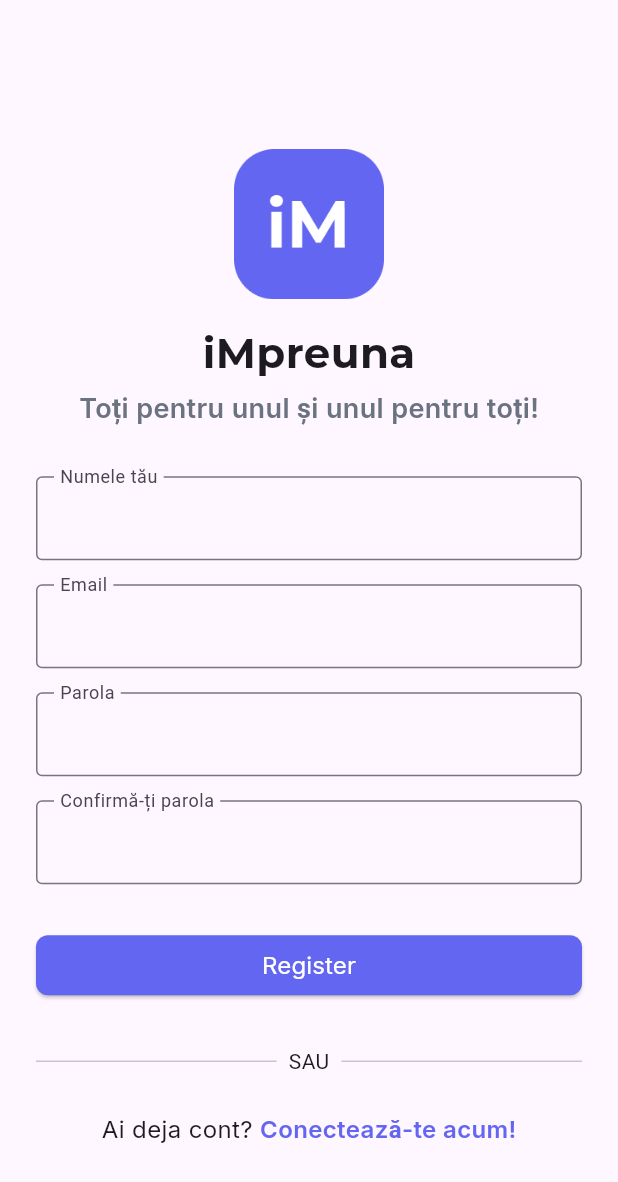
After one commit to lucacodorean/impreuna-mobile, a Flutter app: the RegisterView screen opened by its route, on a phone screen of 412 x 824 dp. The commit adds this screen. Shown: the top 1182 px of the screen. Run offline on Flutter 3.47's test engine with Material 3 defaults, Android fonts, the phone set to English and light mode, and no system bars; our stand-ins replace dio, flutter_riverpod, flutter_secure_storage, go_router; accounts and stored records are empty.

Commit message:
feat: Register API endpoints connected.

```diff
--- a/lib/core/di.dart
+++ b/lib/core/di.dart
@@ -1,6 +1,8 @@
 import 'package:app/domain/entities/user.dart';
 import 'package:app/domain/usecases/login_use_case.dart';
-import 'package:app/presentation/features/auth/login_viewmodel.dart';
+import 'package:app/domain/usecases/register_use_case.dart';
+import 'package:app/presentation/features/auth/login/login_viewmodel.dart';
+import 'package:app/presentation/features/auth/register/register_view_model.dart';
 import 'package:flutter_riverpod/flutter_riverpod.dart';
 import 'package:dio/dio.dart';
 import 'package:flutter_secure_storage/flutter_secure_storage.dart';
@@ -47,3 +49,12 @@ final loginViewModelProvider =
 StateNotifierProvider<LoginViewModel, AsyncValue<User?>>((ref) {
   return LoginViewModel(ref.watch(loginUseCaseProvider));
 });
+
+final registerUseCaseProvider = Provider<RegisterUseCase>((ref) {
+  return RegisterUseCase(ref.watch(authRepositoryProvider));
+});
+
+final registerViewModelProvider =
+StateNotifierProvider<RegisterViewModel, AsyncValue<User?>>((ref) {
+  return RegisterViewModel(ref.watch(registerUseCaseProvider));
+});
--- a/lib/data/datasources/auth_remote_data_source.dart
+++ b/lib/data/datasources/auth_remote_data_source.dart
@@ -1,5 +1,6 @@
 import 'package:app/core/di.dart';
 import 'package:app/data/models/responses/login_response.dart';
+import 'package:app/data/models/responses/register_response.dart';
 import 'package:dio/dio.dart';
 import 'package:flutter_riverpod/flutter_riverpod.dart';
 
@@ -11,11 +12,11 @@ class AuthRemoteDataSource {
   required String email,
   required String password}) async {
       final resp = await dio.post(
-          "auth/login",
-          data: {
-            'email': email,
-            'password': password
-          },
+        "auth/login",
+        data: {
+          'email': email,
+          'password': password
+        },
         options: Options(headers: {
           'Connection': 'close',
           'Accept': 'application/json',
@@ -24,6 +25,28 @@ class AuthRemoteDataSource {
 
       return LoginResponse.fromJson(resp.data as Map<String, dynamic>);
   }
+
+  Future<RegisterResponse> register({
+    required String name,
+    required String email,
+    required String password,
+    required String confirmed}) async {
+    final resp = await dio.post(
+      "auth/register",
+      data: {
+        'name': name,
+        'email': email,
+        'password': password,
+        'password_confirmation': confirmed
+      },
+      options: Options(headers: {
+        'Connection': 'close',
+        'Accept': 'application/json',
+      }),
+    );
+
+    return RegisterResponse.fromJson(resp.data as Map<String, dynamic>);
+  }
 }
 
 final authRemoteDataSourceProvider = Provider<AuthRemoteDataSource>((ref) {
--- a/lib/data/repositories/auth_repository.dart
+++ b/lib/data/repositories/auth_repository.dart
@@ -2,4 +2,5 @@ import 'package:app/domain/entities/user.dart';
 
 abstract class AuthRepository {
   Future<User> login(String email, String password);
+  Future<User> register(String name, String email, String password, String confirmed);
 }
--- a/lib/data/repositories/implementations/auth_repository_impl.dart
+++ b/lib/data/repositories/implementations/auth_repository_impl.dart
@@ -1,5 +1,6 @@
 import 'package:app/data/datasources/auth_remote_data_source.dart';
 import 'package:app/data/models/responses/login_response.dart';
+import 'package:app/data/models/responses/register_response.dart';
 import 'package:app/data/repositories/auth_repository.dart';
 import 'package:app/domain/entities/user.dart';
 import 'package:flutter_secure_storage/flutter_secure_storage.dart';
@@ -20,4 +21,17 @@ class AuthRepositoryImpl extends AuthRepository {
     await storage.write(key: "JWT", value: response.token);
     return response.user.toEntity();
   }
+
+  @override
+  Future<User> register(String name, String email, String password, String confirmed) async {
+    final RegisterResponse response = await remote.register(
+      name: name,
+      email: email,
+      password: password,
+      confirmed: confirmed
+    );
+
+    await storage.write(key: "JWT", value: response.token);
+    return response.user.toEntity();
+  }
 }
--- /dev/null
+++ b/lib/domain/usecases/register_use_case.dart
@@ -0,0 +1,11 @@
+import 'package:app/data/repositories/auth_repository.dart';
+import 'package:app/domain/entities/user.dart';
+
+class RegisterUseCase {
+  final AuthRepository _authRepository;
+  RegisterUseCase(this._authRepository);
+
+  Future<User> execute(String name, String email, String password, String confirmed) {
+    return _authRepository.register(name, email, password, confirmed);
+  }
+}
--- /dev/null
+++ b/lib/presentation/features/auth/register/register_view.dart
@@ -0,0 +1,253 @@
+import 'package:app/core/di.dart';
+import 'package:app/domain/entities/user.dart';
+import 'package:flutter/material.dart';
+import 'package:flutter_riverpod/flutter_riverpod.dart';
+import 'package:go_router/go_router.dart';
+
+class RegisterView extends ConsumerStatefulWidget {
+  const RegisterView({super.key});
+
+  @override
+  ConsumerState<RegisterView> createState() => _RegisterViewState();
+}
+
+class _RegisterViewState extends ConsumerState<RegisterView> {
+  final TextEditingController _nameControl = TextEditingController();
+  final TextEditingController _emailControl = TextEditingController();
+  final TextEditingController _passControl  = TextEditingController();
+  final TextEditingController _confirmedControl = TextEditingController();
+
+  @override
+  void dispose() {
+    _emailControl.dispose();
+    _passControl.dispose();
+    _confirmedControl.dispose();
+    super.dispose();
+  }
+
+  void _onRegisterPressed() {
+    ref.read(registerViewModelProvider.notifier)
+        .register(
+        _nameControl.text, _emailControl.text,
+        _passControl.text, _confirmedControl.text
+    );
+  }
+
+  void _onLogin() {
+    GoRouter.of(context).go("/login");
+  }
+
+  @override
+  Widget build(BuildContext context) {
+
+    final loginState = ref.watch(registerViewModelProvider);
+
+    ref.listen<AsyncValue<User?>>(registerViewModelProvider, (_,value) {
+      value.when(
+        data: (user) {
+          if(user != null) {
+            WidgetsBinding.instance.addPostFrameCallback((_) {
+              if(!mounted) return;
+              GoRouter.of(context).go('/home');
+            });
+          }
+        },
+        error: (e, _) {
+          WidgetsBinding.instance.addPostFrameCallback((_) {
+            if (!mounted) return;
+            ScaffoldMessenger.of(context).showSnackBar(
+              SnackBar(content: Text("Error: $e")),
+            );
+          });
+        },
+        loading: () {  },
+      );
+    });
+
+    return Scaffold(
+        body: SafeArea(
+            child: Center(
+              child: SingleChildScrollView(
+                padding: const EdgeInsets.symmetric(horizontal: 24.0),
+                child: Form(
+                    child: Column(
+                      children: [
+                        //Logo and header
+                        const SizedBox(height: 40), // padding
+                        Image.asset(
+                          "assets/images/im_logo.png",
+                          width: 100,
+                          height: 100,
+                        ),
+                        const SizedBox(height: 16),
+                        const Text(
+                          "iMpreuna",
+                          style: TextStyle(
+                            fontFamily: 'Montserrat',
+                            fontSize: 28,
+                            fontWeight: FontWeight.w700,
+                          ),
+                        ),
+                        const SizedBox(height: 4),
+                        const Text(
+                          "Toți pentru unul și unul pentru toți!",
+                          style: TextStyle(
+                              fontSize: 18,
+                              fontFamily: 'Inter',
+                              color: Color.fromRGBO(107, 114, 128, 1),
+                              fontWeight: FontWeight.w600
+                          ),
+                        ),
+                        const SizedBox(height: 32),
+
+                        TextFormField(
+                          controller: _nameControl,
+                          keyboardType: TextInputType.name,
+                          decoration: const InputDecoration(
+                            labelText: "Numele tău",
+                            floatingLabelBehavior: FloatingLabelBehavior.always,
+                            border: OutlineInputBorder(),
+                          ),
+                        ),
+                        const SizedBox(height: 16),
+                        TextFormField(
+                          controller: _emailControl,
+                          keyboardType: TextInputType.emailAddress,
+                          decoration: const InputDecoration(
+                            labelText: "Email",
+                            floatingLabelBehavior: FloatingLabelBehavior.always,
+                            border: OutlineInputBorder(),
+                          ),
+                          validator: (value) {
+                            if(value == null || value.isEmpty) {
+                              return 'Introdu o adresă de e-mail';
+                            }
+                            if(!RegExp("[a-zA-Z][0-9.a-zA-Z]+@[a-z]+(.[a-z]+){0,3}").hasMatch(value)) {
+                              return 'Adresa de e-mail introdusă este invalidă.';
+                            }
+                            return null;
+                          },
+                        ),
+                        const SizedBox(height: 16),
+                        TextFormField(
+                          controller: _passControl,
+                          obscureText: true,
+                          keyboardType: TextInputType.visiblePassword,
+                          decoration: const InputDecoration(
+                            labelText: "Parola",
+                            floatingLabelBehavior: FloatingLabelBehavior.always,
+                            border: OutlineInputBorder(),
+                          ),
+                          validator: (value) {
+                            if(value == null || value.isEmpty) {
+                              return 'Introdu parola ta.';
+                            }
+                            return null;
+                          },
+                        ),
+                        const SizedBox(height: 16),
+                        TextFormField(
+                          controller: _confirmedControl,
+                          obscureText: true,
+                          keyboardType: TextInputType.visiblePassword,
+                          decoration: const InputDecoration(
+                            labelText: "Confirmă-ți parola",
+                            floatingLabelBehavior: FloatingLabelBehavior.always,
+                            border: OutlineInputBorder(),
+                          ),
+                          validator: (value) {
+                            if(value == null || value.isEmpty) {
+                              return 'Introdu parola ta.';
+                            }
+                            return null;
+                          },
+                        ),
+                        const SizedBox(height: 30),
+
+                        //Login button
+                        SizedBox(
+                            width: double.infinity,
+                            child: loginState.when<Widget>(
+                              data: (_) => ElevatedButton(
+                                style: ElevatedButton.styleFrom(
+                                  foregroundColor: Colors.white,
+                                  backgroundColor: Color.fromRGBO(99, 102, 241, 1),
+                                  shape: RoundedRectangleBorder(
+                                    borderRadius: BorderRadius.circular(8),
+                                  ),
+                                ),
+                                onPressed: _onRegisterPressed,
+                                child: const Text("Register",
+                                    style: TextStyle(
+                                        fontSize: 16,
+                                        fontFamily: 'Inter',
+                                        fontWeight: FontWeight.w400
+                                    )
+                                ),
+                              ),
+                              loading: () => const Center(child: CircularProgressIndicator()),
+                              error: (_, __) => ElevatedButton(
+                                onPressed: _onRegisterPressed,
+                                style: ElevatedButton.styleFrom(
+                                  backgroundColor: Color.fromRGBO(71, 73, 190, 1.0),
+                                  foregroundColor: Colors.white,
+                                  shape: RoundedRectangleBorder(
+                                    borderRadius: BorderRadius.circular(8),
+                                  ),
+                                ),
+                                child: const Text('Retry',
+                                    style: TextStyle(
+                                        fontSize: 16,
+                                        fontFamily: 'Inter',
+                                        fontWeight: FontWeight.w400
+                                    )
+                                ),
+                              ),
+                            )
+                        ),
+                        const SizedBox(height: 30),
+                        Row(
+                          children: const [
+                            Expanded(child: Divider()),
+                            Padding(
+                              padding: EdgeInsets.symmetric(horizontal: 8.0),
+                              child: Text('SAU'),
+                            ),
+                            Expanded(child: Divider()),
+                          ],
+                        ),
+                        const SizedBox(height: 24),
+
+                        Row(
+                          mainAxisAlignment: MainAxisAlignment.center,
+                          children: [
+                            const Text("Ai deja cont? ",
+                              style: TextStyle(
+                                  fontSize: 16,
+                                  fontFamily: 'Inter',
+                                  fontWeight: FontWeight.w400
+                              ),
+                            ),
+                            GestureDetector(
+                              onTap: _onLogin,
+                              child: const Text(
+                                'Conectează-te acum!',
+                                style: TextStyle(
+                                  color: Color.fromRGBO(99, 102, 241, 1),
+                                  fontSize: 16,
+                                  fontFamily: 'Inter',
+                                  fontWeight: FontWeight.w600,
+                                ),
+                              ),
+                            ),
+                          ],
+                        ),
+                      ],
+                    )
+                ),
+              ),
+            )
+        )
+    );
+  }
+}
```
Also changed, not shown: lib/data/models/responses/register_response.dart (added, +17 -0 lines), lib/presentation/app.dart (+5 -24 lines), lib/presentation/features/auth/login/login_view.dart (renamed from lib/presentation/features/auth/login_view.dart, +19 -6 lines), lib/presentation/features/auth/register/register_view_model.dart (added, +18 -0 lines), lib/presentation/features/home/home_view.dart (added, +40 -0 lines), lib/presentation/features/auth/login/login_viewmodel.dart (renamed from lib/presentation/features/auth/login_viewmodel.dart).
